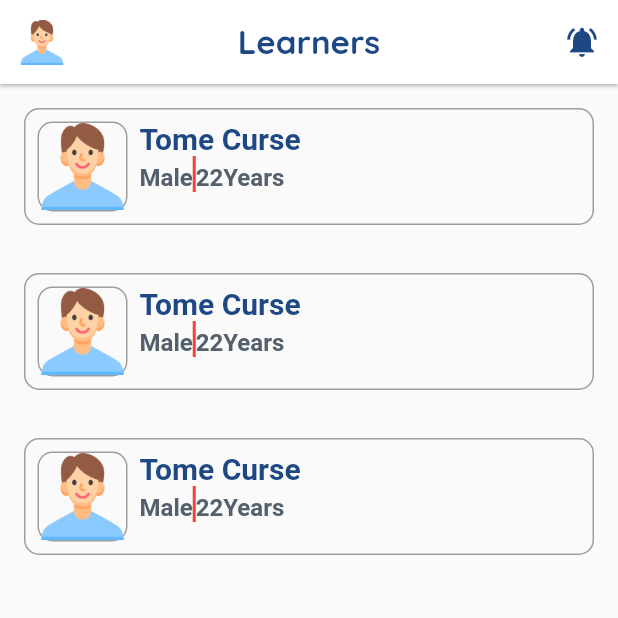
After one commit to rajkayasth/flutter_anandan_demo, a Flutter app: the LearnersPage screen opened by its route, on a phone screen of 412 x 824 dp, the top half of it. The commit adds this screen. Run offline on Flutter 3.47's test engine with Material 2 defaults, Android fonts, the phone set to English and light mode, and no system bars; our stand-ins replace go_router, toast.

Commit message:
-list view for learner list

```diff
--- /dev/null
+++ b/lib/model/learner_model.dart
@@ -0,0 +1,17 @@
+class LearnerModel {
+  String name = "";
+  String gender = "";
+  String age = "";
+  String DOB = "";
+  String subscriptionTime = "";
+  String date = "";
+
+  LearnerModel({
+    required this.name,
+    required this.gender,
+    required this.age,
+    required this.date,
+    required this.DOB,
+    required this.subscriptionTime
+      });
+}
--- /dev/null
+++ b/lib/screens/lerner_list_page.dart
@@ -0,0 +1,131 @@
+import 'package:anandan_demo_flutter/ui_helper/custom_colors.dart';
+import 'package:anandan_demo_flutter/ui_helper/utils.dart';
+import 'package:flutter/material.dart';
+
+import '../model/learner_model.dart';
+
+class LearnersPage extends StatefulWidget {
+  @override
+  State<LearnersPage> createState() => _LearnersPageState();
+}
+
+class _LearnersPageState extends State<LearnersPage> {
+  List<LearnerModel> learnerList = [];
+
+  @override
+  Widget build(BuildContext context) {
+    learnerList.clear();
+    learnerList.add(LearnerModel(
+        name: "Tome Curse",
+        gender: "Male",
+        age: "22Years",
+        date: "10/april/2023 To 23/april/2023",
+        DOB: "31/jan/2023",
+        subscriptionTime: "2 months"));
+    learnerList.add(LearnerModel(
+        name: "Tome Curse",
+        gender: "Male",
+        age: "22Years",
+        date: "10/april/2023 To 23/april/2023",
+        DOB: "31/jan/2023",
+        subscriptionTime: "2 months"));
+    learnerList.add(LearnerModel(
+        name: "Tome Curse",
+        gender: "Male",
+        age: "22Years",
+        date: "10/april/2023 To 23/april/2023",
+        DOB: "31/jan/2023",
+        subscriptionTime: "2 months"));
+
+    return Scaffold(
+      appBar: AppBar(
+        title: const Text(
+          "Learners",
+          style: TextStyle(
+              color: CustomColor.darkBlue,
+              fontSize: 22,
+              fontWeight: FontWeight.bold,
+              fontFamily: "FontMainBold"),
+        ),
+        leading: CircleAvatar(
+          backgroundColor: Colors.white,
+          child: Image.asset(
+            "assets/images/man.png",
+            height: 30,
+            width: 30,
+            fit: BoxFit.cover,
+          ),
+        ),
+        backgroundColor: Colors.white,
+        centerTitle: true,
+        elevation: 1,
+        actions: [
+          IconButton(
+              onPressed: () {},
+              icon: const Icon(
+                Icons.notifications_active,
+                color: CustomColor.darkBlue,
+              ))
+        ],
+      ),
+      body: ListView.builder(
+        itemBuilder: (context, index) {
+          return Container(
+            margin: const EdgeInsets.all(16),
+            decoration: BoxDecoration(
+              border: Border.all(color: Colors.grey),
+              borderRadius: BorderRadius.circular(10),
+            ),
+            child: Padding(
+              padding: const EdgeInsets.all(8.0),
+              child: Column(
+                children: [
+                  Row(
+                    crossAxisAlignment: CrossAxisAlignment.start,
+                    children: [
+                    //userImage
+                    Container(
+                      width: 60,
+                      height: 60,
+                      decoration: BoxDecoration(
+                        border: Border.all(color: Colors.grey),
+                        borderRadius: BorderRadius.circular(10),
+                      ),
+                      child: Image.asset("assets/images/man.png",fit: BoxFit.cover,),
+                    ),
+                    Padding(
+                      padding: const EdgeInsets.only(left: 8.0),
+                      child: Column(
+                        mainAxisAlignment: MainAxisAlignment.start,
+                        crossAxisAlignment: CrossAxisAlignment.start,
+                        children: [
+                        Text(learnerList[index].name,style: titleTextStyle20(fontWeight: FontWeight.bold,textColor: CustomColor.darkBlue),),
+                          IntrinsicHeight(
+                          child: Row(
+                            children: [
+                              Padding(
+                                padding: const EdgeInsets.only(top: 5.0),
+                                child: Text(learnerList[index].gender,style: titleTextStyle16(fontWeight: FontWeight.bold,textColor: CustomColor.darkGray),),
+                              ),
+                              const VerticalDivider(color: Colors.red,  thickness: 2, width: 2,
+                              ),
+                              Padding(
+                                padding: const EdgeInsets.only(top: 5.0),
+                                child: Text(learnerList[index].age,style: titleTextStyle16(fontWeight: FontWeight.bold,textColor: CustomColor.darkGray),),
+                              ),
+                            ],
+                          ),
+                        ),
+                      ],),
+                    )
+                  ],)
+                ],
+              ),
+            ),
+          );
+        },
+        itemCount: learnerList.length,
+      ),
+    );
+  }
+}
--- a/lib/screens/splash_screen.dart
+++ b/lib/screens/splash_screen.dart
@@ -2,6 +2,7 @@ import 'dart:async';
 
 import 'package:anandan_demo_flutter/screens/login_screen.dart';
 import 'package:flutter/material.dart';
+import 'package:go_router/go_router.dart';
 
 class SplashScreen extends StatefulWidget {
   const SplashScreen({Key? key}) : super(key: key);
@@ -15,8 +16,9 @@ class _SplashScreenState extends State<SplashScreen> {
   void initState() {
     super.initState();
     Timer(const Duration(seconds: 5), () {
-      Navigator.pushReplacement(context,
-          MaterialPageRoute(builder: (context) => const LoginScreen()));
+      /* Navigator.pushReplacement(context,
+          MaterialPageRoute(builder: (context) => const LoginScreen()));*/
+      context.pushReplacement('/login');
     });
   }
 
--- a/lib/ui_helper/custom_colors.dart
+++ b/lib/ui_helper/custom_colors.dart
@@ -1,6 +1,9 @@
 import 'dart:ui';
 
-Color darkBlue =  Color(0xff1E4884);
-Color lightGray = const Color(0xffE2E0E0);
-Color lightGray55 = const Color(0xff54606c80);
-Color darkGray =  Color(0xff54606C);
+
+class CustomColor{
+  static const darkBlue =  Color(0xff1E4884);
+  static const lightGray =  Color(0xffE2E0E0);
+  static const lightGray55 = Color(0xff54606c80);
+  static const darkGray =  Color(0xff54606C);
+}
--- a/lib/ui_helper/utils.dart
+++ b/lib/ui_helper/utils.dart
@@ -54,14 +54,14 @@ InputDecoration textFieldBorder({
     suffixIcon: suffixIcon,
     hintText: "Enter your password",
     labelText: "Password",
-    hintStyle: TextStyle(color: lightGray55),
+    hintStyle: const TextStyle(color: CustomColor.lightGray55),
     labelStyle: TextStyle(color: borderColor),
     focusedBorder: OutlineInputBorder(
       borderRadius: BorderRadius.circular(4),
-      borderSide: BorderSide(color: darkBlue),
+      borderSide: const BorderSide(color: CustomColor.darkBlue),
     ),
     enabledBorder: OutlineInputBorder(
         borderRadius: BorderRadius.circular(4),
-        borderSide: BorderSide(color: lightGray)),
+        borderSide: const BorderSide(color: CustomColor.lightGray)),
   );
 }
--- a/pubspec.yaml
+++ b/pubspec.yaml
@@ -37,6 +37,8 @@ dependencies:
   cupertino_icons: ^1.0.2
   dropdown_textfield: ^1.0.8
   toast: ^0.3.0
+  go_router: ^7.0.0
+  url_strategy:
 
 dev_dependencies:
   flutter_test:
```
Also changed, not shown: lib/main.dart (+28 -2 lines), lib/screens/login_screen.dart (+44 -25 lines), lib/screens/singup_screen.dart (+39 -37 lines), pubspec.lock.
